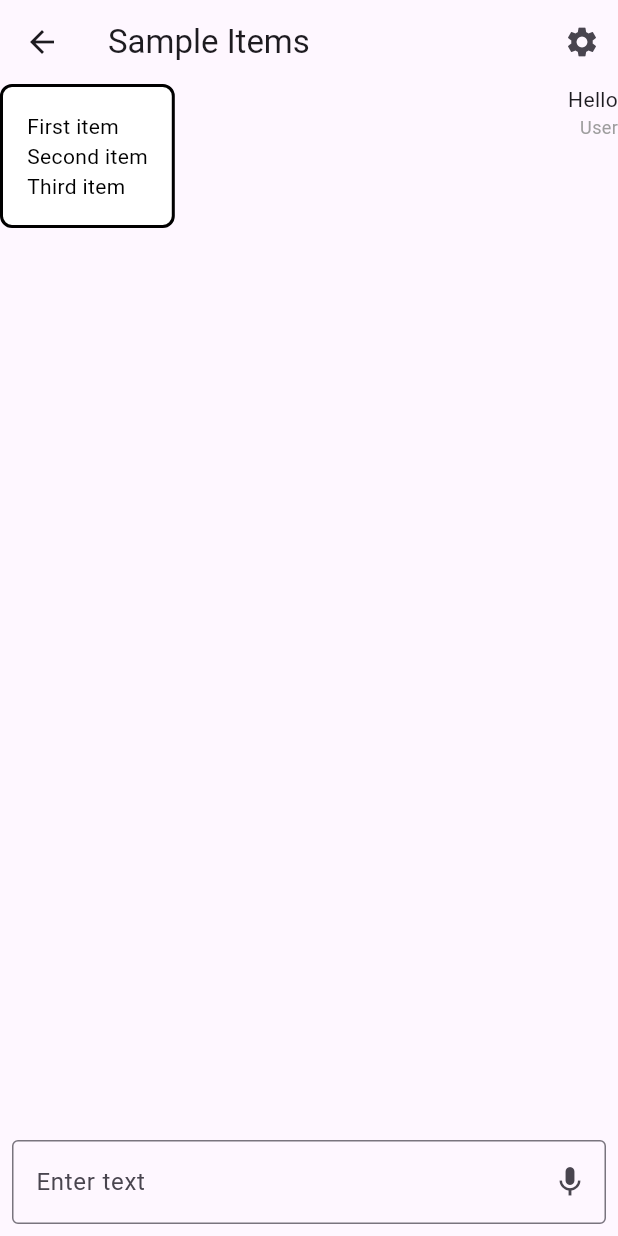
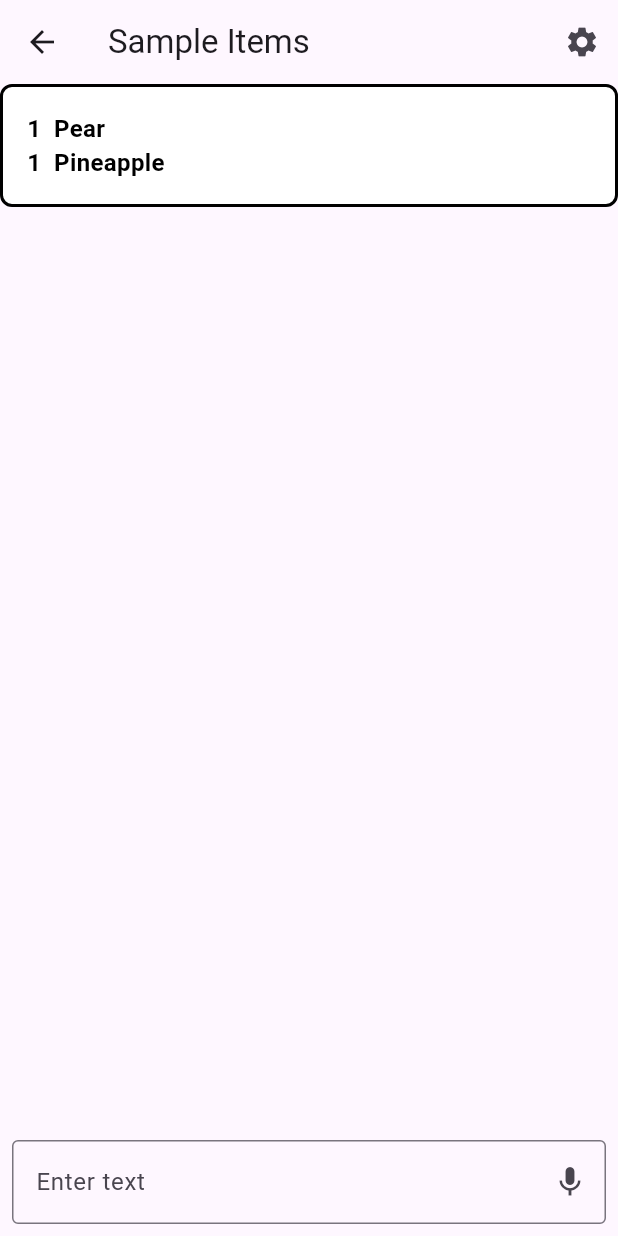
Before and after one commit to toruishihara/AIShopList, a Flutter app: the screen it shows after launch, after a tap on the "settings" icon, on a phone screen of 412 x 824 dp. Run offline on Flutter 3.47's test engine with Material 3 defaults, Android fonts, the phone set to English and light mode, and no system bars; our stand-ins replace flutter_tts; missing offline and left inert: record.

Commit message:
Add, Remove worked by voice

```diff
--- a/ai_shop_list/lib/main.dart
+++ b/ai_shop_list/lib/main.dart
@@ -21,8 +21,8 @@ void main() async {
   // SettingsView.
   runApp(
     ChangeNotifierProvider(
-        create: (_) => ChatViewModel(OpenAiClient()),
-        child: MyApp(settingsController: settingsController),
+      create: (_) => ChatViewModel(OpenAiClient()),
+      child: MyApp(settingsController: settingsController),
     ),
   );
 
--- a/ai_shop_list/lib/src/model/chat_message.dart
+++ b/ai_shop_list/lib/src/model/chat_message.dart
@@ -1,4 +1,4 @@
-enum ChatRole { user, openai }
+enum ChatRole { system, user, openai }
 
 class ChatMessage {
   final ChatRole role;
--- /dev/null
+++ b/ai_shop_list/lib/src/model/shop_item.dart
@@ -0,0 +1,25 @@
+class ShopItem {
+  final String name;
+  final int quantity;
+  final String? unit;
+
+  ShopItem({
+    required this.name,
+    required this.quantity,
+    this.unit,
+  });
+
+  factory ShopItem.fromJson(Map<String, dynamic> json) {
+    return ShopItem(
+      name: json['name'] as String,
+      quantity: json['quantity'] as int,
+      unit: json['unit'] as String?, // null is allowed
+    );
+  }
+
+  Map<String, dynamic> toJson() => {
+        'name': name,
+        'quantity': quantity,
+        'unit': unit,
+      };
+}
--- a/ai_shop_list/lib/src/network/open_ai_client.dart
+++ b/ai_shop_list/lib/src/network/open_ai_client.dart
@@ -1,4 +1,16 @@
 class OpenAiClient {
   final String base = 'api.openai.com';
   static const String apiKey = String.fromEnvironment('OPENAI_API_KEY'); // set via --dart-define
+
+  final String systemPrompt = '''
+You are a shopping list assistant.
+ALWAYS respond with a single JSON object with two keys:
+- "message": a short user-facing sentence describing what changed
+- "list": an array of items, representing the ENTIRE current shopping list
+
+Each item MUST be an object: { "name": string, "quantity": number, "unit": string|null }.
+Normalize units (e.g., "l", "liter", "litre" → "liter"). If quantity missing, default to 1. If unit unknown, use null.
+NEVER include extra keys, markdown, code fences, or text outside the JSON.
+''';
+
 }
--- a/ai_shop_list/lib/src/repository/transcription_repository.dart
+++ b/ai_shop_list/lib/src/repository/transcription_repository.dart
@@ -24,7 +24,9 @@ class TranscriptionRepository {
       return text;
     } catch (e, st) {
       // handle errors (network, file not found, 401, etc.)
-      print('Transcription failed: $e\n$st');
+      if (kDebugMode) {
+        print('Transcription failed: $e\n$st');
+      }
       return null;
     }
   }
--- a/ai_shop_list/lib/src/view/chat_item_list_view.dart
+++ b/ai_shop_list/lib/src/view/chat_item_list_view.dart
@@ -34,12 +34,13 @@ class ChatItemListView extends StatelessWidget {
         ],
       ),
       body: Stack(
-        children: [ buildChatColumn(context), buildColumnExample(context) ],
+        children: [buildChatColumn(context), buildShopListColumn(context)],
       ),
     );
   }
 
-  Widget buildColumnExample(BuildContext context) {
+  Widget buildShopListColumn(BuildContext context) {
+    final chatViewModel = Provider.of<ChatViewModel>(context);
     return Container(
       padding: const EdgeInsets.all(16),
       decoration: BoxDecoration(
@@ -47,14 +48,30 @@ class ChatItemListView extends StatelessWidget {
         border: Border.all(color: Colors.black, width: 2),
         borderRadius: BorderRadius.circular(8),
       ),
-      child: Column(
-        mainAxisSize: MainAxisSize.min,
-        crossAxisAlignment: CrossAxisAlignment.start,
-        children: const [
-          Text("First item", style: TextStyle(color: Colors.black)),
-          Text("Second item", style: TextStyle(color: Colors.black)),
-          Text("Third item", style: TextStyle(color: Colors.black)),
-        ],
+      child: ListView.builder(
+        shrinkWrap: true,
+        physics: NeverScrollableScrollPhysics(),
+        itemCount: chatViewModel.shopList.length,
+        itemBuilder: (context, index) {
+          print("Building shop item at index $index");
+          final item = chatViewModel.shopList[index];
+          return Align(
+            alignment: Alignment.centerLeft,
+            child: Column(
+              crossAxisAlignment: CrossAxisAlignment.start,
+              children: [
+                Text(
+                  "${item.quantity} ${item.unit ?? ''} ${item.name}",
+                  style: TextStyle(
+                    color: Colors.black,
+                    fontSize: 16,
+                    fontWeight: FontWeight.bold,
+                  ),
+                ),
+              ],
+            ),
+          );
+        },
       ),
     );
   }
--- a/ai_shop_list/lib/src/view_model/chat_view_model.dart
+++ b/ai_shop_list/lib/src/view_model/chat_view_model.dart
@@ -1,5 +1,8 @@
+import 'dart:convert';
 import 'dart:io';
+import 'dart:math';
 
+import 'package:ai_shop_list/src/model/shop_item.dart';
 import 'package:ai_shop_list/src/repository/chat_repository.dart';
 import 'package:ai_shop_list/src/repository/transcription_repository.dart';
 import 'package:flutter/foundation.dart';
@@ -21,10 +24,25 @@ class ChatViewModel extends ChangeNotifier {
   final List<ChatMessage> _messages = [];
   List<ChatMessage> get messages => List.unmodifiable(_messages);
 
-  ChatViewModel(this._client) {
-    // Initialize with default items
-    _messages.add(ChatMessage(role: ChatRole.user, text: 'Hello'));
-    _messages.add(ChatMessage(role: ChatRole.openai, text: 'Good Bye'));
+  final List<ShopItem> _shopList = [];
+  List<ShopItem> get shopList => List.unmodifiable(_shopList);
+
+  ChatViewModel(this._client){
+    addShopItem(ShopItem(name: 'Pear', quantity: 1));
+    addShopItem(ShopItem(name: 'Pineapple', quantity: 1));
+  }
+
+  void setShopListFromJson(List<dynamic> jsonList) {
+    print("Setting shop list from JSON: $jsonList");
+    _shopList
+      ..clear()
+      ..addAll(jsonList.map((j) => ShopItem.fromJson(j as Map<String, dynamic>)));
+    notifyListeners();
+  }
+
+  void addShopItem(ShopItem item) {
+    _shopList.add(item);
+    notifyListeners();
   }
 
   Future<String?> sendMessage(String text) async {
@@ -33,8 +51,17 @@ class ChatViewModel extends ChangeNotifier {
 
     try {
       _messages.add(ChatMessage(role: ChatRole.user, text: text));
-      final json = await chatRepo.chat(text);
-      final reply = json['choices']?[0]?['message']?['content'] ?? '';
+      final existingList = _shopList.map((item) => item.toJson()).toList();
+      final json = await chatRepo.SendMessageWithExisitingList(text, existingList);
+      final content = json['choices'][0]['message']['content'] as String;
+      final inner = jsonDecode(content) as Map<String, dynamic>;
+      final reply = inner['message'] as String;
+      final list = inner['list'] as List<dynamic>;
+      setShopListFromJson(list);
+      if (kDebugMode) {
+        print('Reply: $reply');
+        print('List: $list');
+      }
       _messages.add(ChatMessage(role: ChatRole.openai, text: reply));
       _loading = false;
       notifyListeners();
@@ -61,15 +88,23 @@ class ChatViewModel extends ChangeNotifier {
             await tts.speak(reply);
           }
         } else {
-          print("Transcription returned empty text");
+          if (kDebugMode) {
+            print("Transcription returned empty text");
+          }
         }
       } else {
-        print("Recording failed, file is null");
+        if (kDebugMode) {
+          print("Recording failed, file is null");
+        }
       }
     } catch (e, st) {
       // handle any exceptions from either function
-      print("Error in recordAndTranscribe: $e");
-      print(st);
+      if (kDebugMode) {
+        print("Error in recordAndTranscribe: $e");
+      }
+      if (kDebugMode) {
+        print(st);
+      }
     }
   }
 
@@ -113,6 +148,6 @@ class ChatViewModel extends ChangeNotifier {
   }
 
   Future<String?> runTranscription(String path) async {
-      return await transRepo.transcribe(path);
+    return await transRepo.transcribe(path);
   }
 }
```
Also changed, not shown: ai_shop_list/lib/src/repository/chat_repository.dart (+11 -2 lines).
